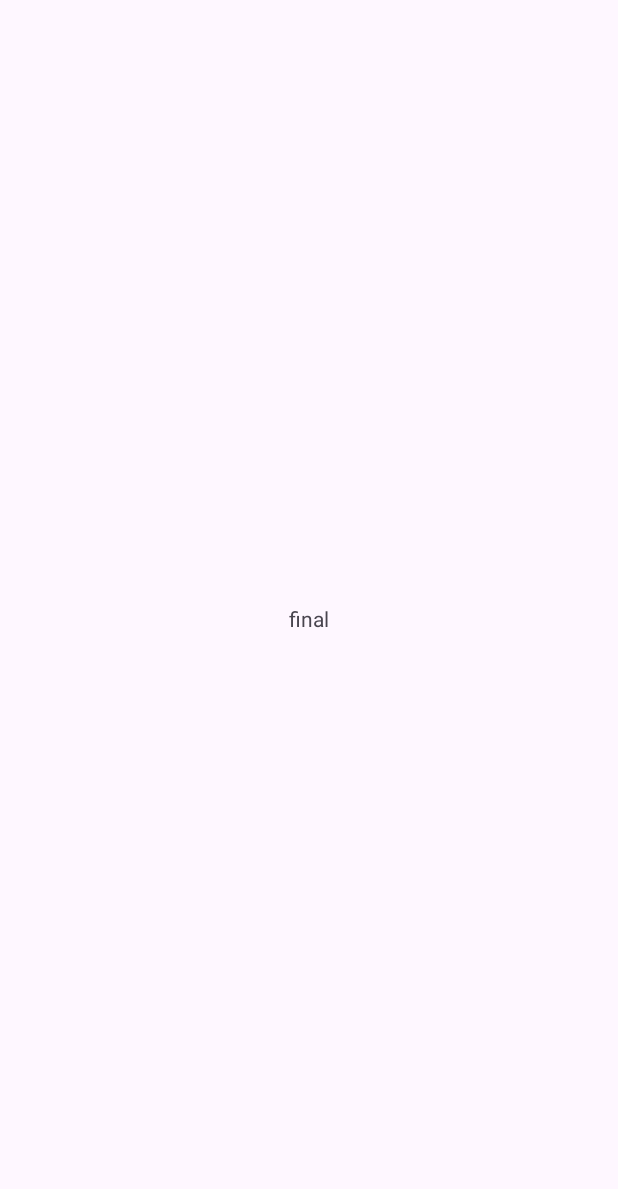
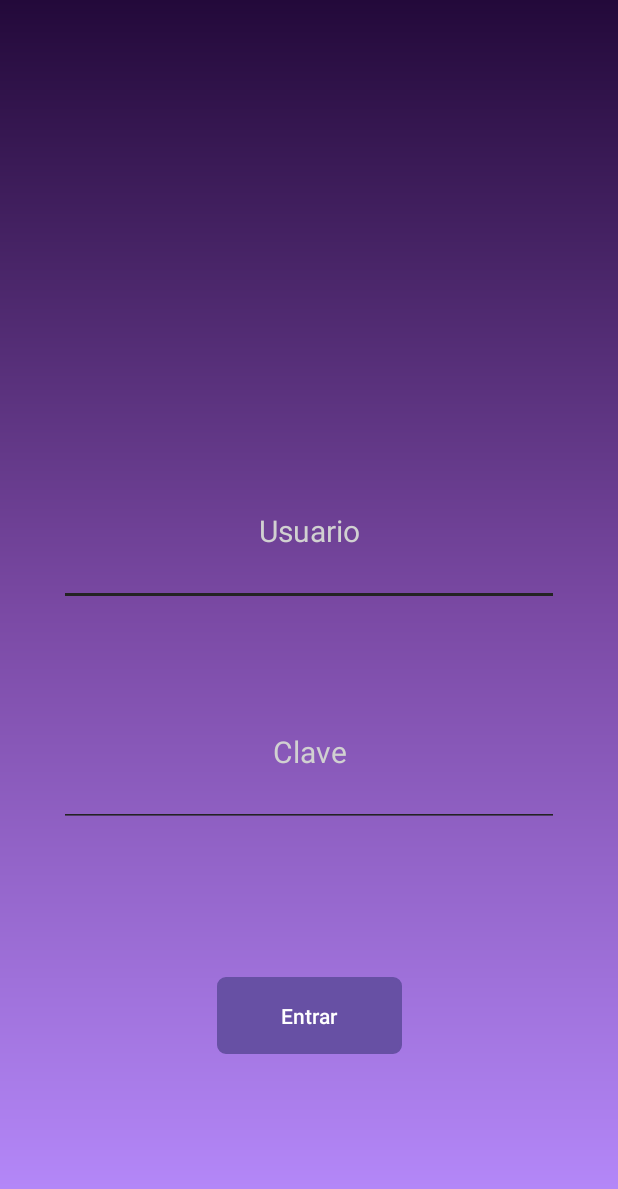
Before and after one commit to Hyst1k/AndroidErrands, an Android app: the screen it shows after launch (MainActivity), on a phone screen of 412 x 824 dp. Before the commit the part shown is almost empty. Shown: the top 1189 px of the screen. Run offline under Robolectric (Android 15) with nearby library versions, the phone set to English and light mode, and no system bars.

Commit message:
Login base

```diff
--- a/app/src/main/java/com/example/mandadospro1/MainActivity.java
+++ b/app/src/main/java/com/example/mandadospro1/MainActivity.java
@@ -2,13 +2,36 @@ package com.example.mandadospro1;
 
 import androidx.appcompat.app.AppCompatActivity;
 
+import android.content.Intent;
 import android.os.Bundle;
+import android.view.View;
+import android.widget.EditText;
+import android.widget.Toast;
 
 public class MainActivity extends AppCompatActivity {
+
+    private EditText et1;
 
     @Override
     protected void onCreate(Bundle savedInstanceState) {
         super.onCreate(savedInstanceState);
         setContentView(R.layout.activity_main);
     }
+
+    public void Entrar(View view){
+
+        /*Intent p1 = new Intent(this, P1.class);
+        if(et1.getText().toString().matches("")){
+
+            Toast.makeText(this, "Ingresa un nombre", Toast.LENGTH_SHORT).show();
+
+        }else{
+
+            p1.putExtra("user", et1.getText().toString());
+            startActivity(p1);*/
+
+        }
+
+    }
+
 }
--- /dev/null
+++ b/app/src/main/res/drawable/button.xml
@@ -0,0 +1,8 @@
+<?xml version="1.0" encoding="utf-8"?>
+<shape xmlns:android="http://schemas.android.com/apk/res/android">
+
+    <stroke android:color="#8DFFFF" android:width="1dp"/>
+    <gradient android:startColor="#D100AE" android:endColor="#81006C" android:type="linear"/>
+    <corners android:radius="5dp"/>
+
+</shape>
--- a/app/src/main/res/drawable/login_bg.xml
+++ b/app/src/main/res/drawable/login_bg.xml
@@ -4,9 +4,10 @@
     <gradient
 
         android:angle="90"
-        android:centerColor="#175381"
-        android:endColor="#103b5c"
-        android:startColor="#4d81a2"
+
+        android:startColor="#B88CFF"
+        android:centerColor="#7B4AA5"
+        android:endColor="#23093A"
 
         />
 
--- a/app/src/main/res/layout/activity_main.xml
+++ b/app/src/main/res/layout/activity_main.xml
@@ -4,15 +4,63 @@
     xmlns:tools="http://schemas.android.com/tools"
     android:layout_width="match_parent"
     android:layout_height="match_parent"
+    android:background="@drawable/login_bg"
+    android:orientation="vertical"
     tools:context=".MainActivity">
 
-        <TextView
-            android:layout_width="wrap_content"
-            android:layout_height="wrap_content"
-            android:text="final"
+        <EditText
+            android:id="@+id/TxtUsuario"
+            android:layout_width="500px"
+            android:layout_height="150px"
+            android:layout_marginTop="304dp"
+            android:backgroundTint="#232323"
+            android:capitalize="none"
+            android:ems="10"
+            android:hint="Usuario"
+            android:inputType="textPersonName"
+            android:textAlignment="center"
+            android:textColor="#FFFFFF"
+            android:textColorHint="#D1D1D1"
+            android:textSize="20sp"
+            app:layout_constraintEnd_toEndOf="parent"
+            app:layout_constraintHorizontal_bias="0.497"
+            app:layout_constraintStart_toStartOf="parent"
+            app:layout_constraintTop_toTopOf="parent" />
+
+        <EditText
+            android:id="@+id/TxtClave"
+            android:layout_width="500px"
+            android:layout_height="150px"
+            android:backgroundTint="#232323"
+            android:capitalize="none"
+            android:ems="10"
+            android:hint="Clave"
+            android:inputType="textPersonName"
+            android:textAlignment="center"
+            android:textColor="#FFFFFF"
+            android:textColorHint="#D1D1D1"
+            android:textSize="20sp"
+            app:layout_constraintBottom_toBottomOf="parent"
+            app:layout_constraintEnd_toEndOf="parent"
+            app:layout_constraintHorizontal_bias="0.497"
+            app:layout_constraintStart_toStartOf="parent"
+            app:layout_constraintTop_toBottomOf="@+id/TxtClave"
+            app:layout_constraintVertical_bias="0.623"
+            tools:ignore="NotSibling" />
+
+        <Button
+            android:id="@+id/BtnEntrar"
+            android:layout_width="123dp"
+            android:layout_height="51dp"
+            android:background="@drawable/button"
+            android:onClick="Entrar"
+            android:text="Entrar"
+            android:textAllCaps="false"
+            android:textColor="#FFFFFF"
             app:layout_constraintBottom_toBottomOf="parent"
             app:layout_constraintEnd_toEndOf="parent"
             app:layout_constraintStart_toStartOf="parent"
-            app:layout_constraintTop_toTopOf="parent" />
+            app:layout_constraintTop_toBottomOf="@+id/TxtClave"
+            app:layout_constraintVertical_bias="0.453" />
 
 </androidx.constraintlayout.widget.ConstraintLayout>
```
